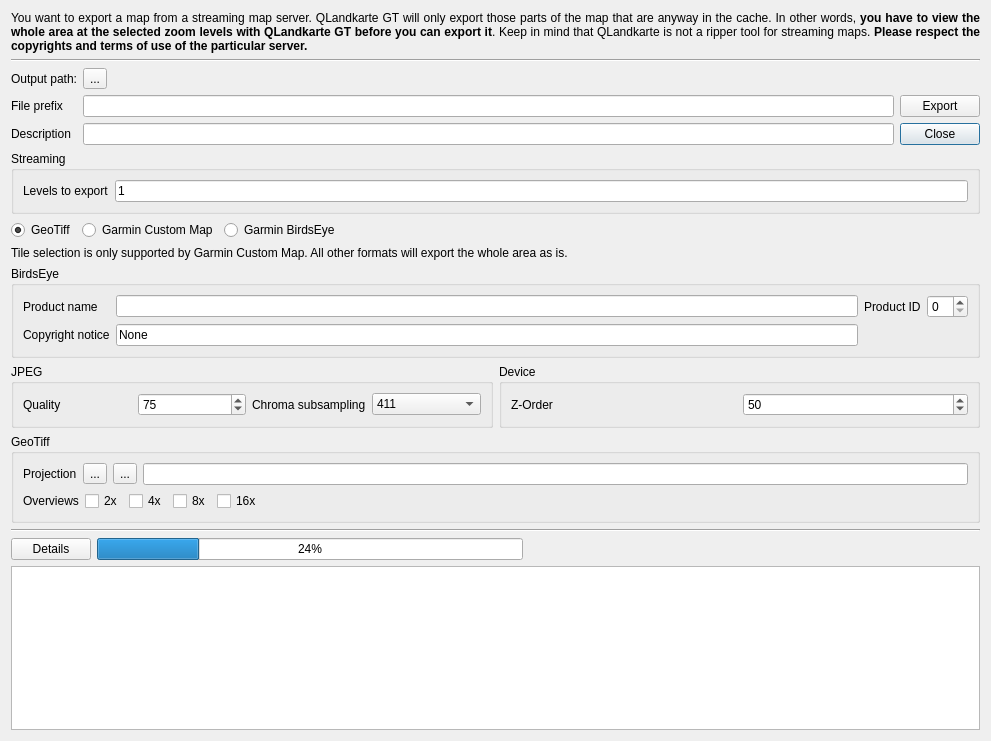
Old version of the form src/IMapQMAPExport.ui in the repository ntruchsess/QLandkarteGT.
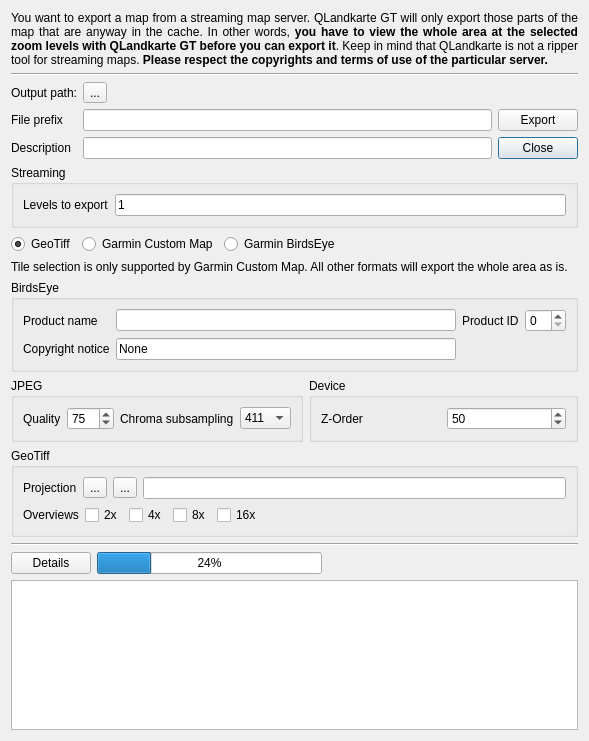
New version of the form. Icons and pictures are not drawn.

Commit message: update german translation

```diff
--- a/src/IMapQMAPExport.ui
+++ b/src/IMapQMAPExport.ui
@@ -6,8 +6,8 @@
    <rect>
     <x>0</x>
     <y>0</y>
-    <width>991</width>
-    <height>741</height>
+    <width>589</width>
+    <height>723</height>
    </rect>
   </property>
   <property name="windowTitle">
```
The commit also changes 1 other file.
